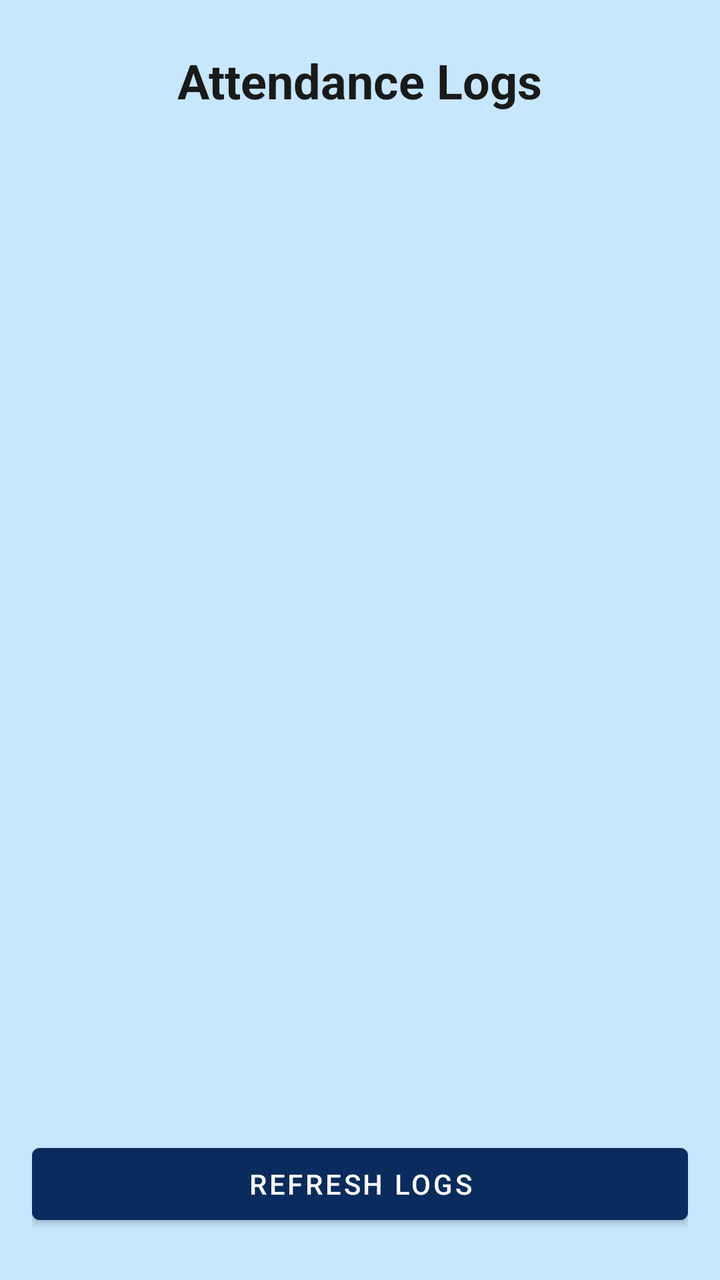
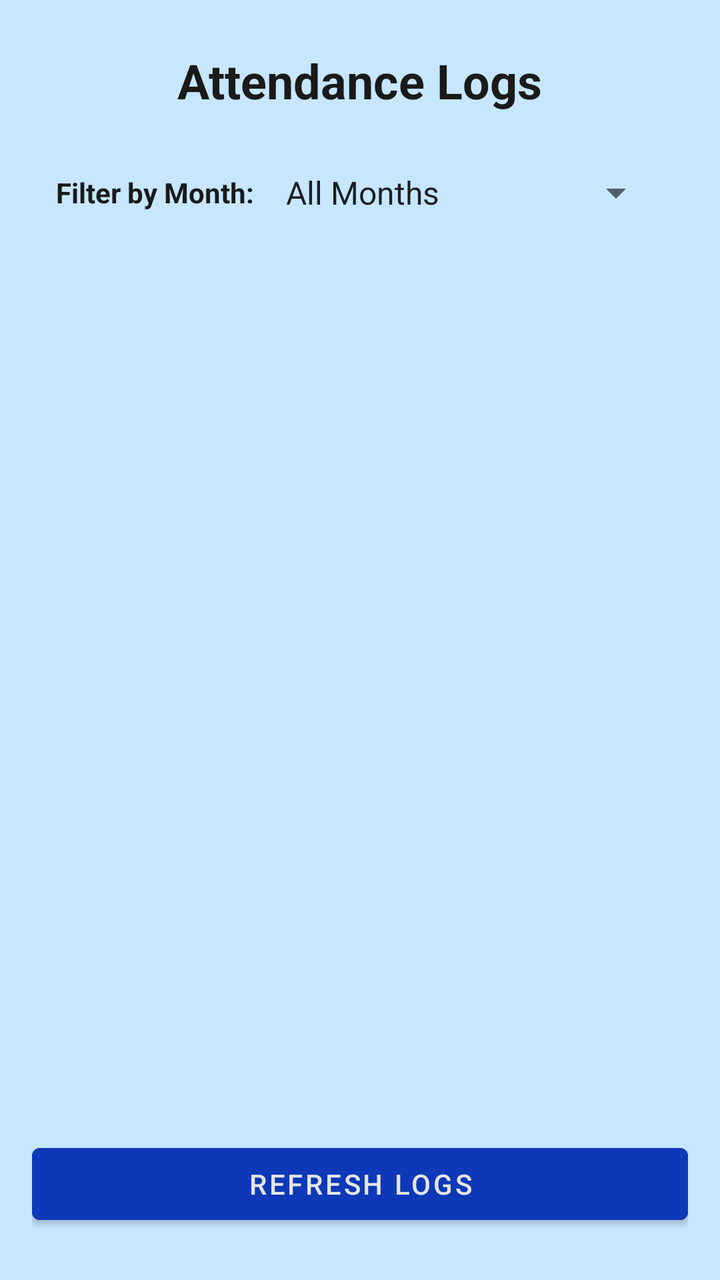

The first picture is an Android layout as it rendered before a commit; the second is the same layout after the commit. The layout source and the unified diff follow.
<!-- AndroidManifest.xml: application theme Theme.NurtureNest -->
<!-- res/layout/activity_attendance.xml -->
<?xml version="1.0" encoding="utf-8"?>
<androidx.constraintlayout.widget.ConstraintLayout
    xmlns:android="http://schemas.android.com/apk/res/android"
    xmlns:app="http://schemas.android.com/apk/res-auto"
    xmlns:tools="http://schemas.android.com/tools"
    android:id="@+id/main"
    android:layout_width="match_parent"
    android:layout_height="match_parent"
    android:padding="16dp"
    android:background="?attr/colorBackground"
    tools:context=".AttendanceActivity">

    
    <TextView
        android:id="@+id/tvAttendanceLogsTitle"
        android:layout_width="wrap_content"
        android:layout_height="wrap_content"
        android:text="Attendance Logs"
        android:textColor="?attr/colorOnBackground"
        android:textSize="24sp"
        android:textStyle="bold"
        app:layout_constraintTop_toTopOf="parent"
        app:layout_constraintStart_toStartOf="parent"
        app:layout_constraintEnd_toEndOf="parent"
        android:layout_marginTop="8dp"/>

    
    <ProgressBar
        android:id="@+id/progressBar"
        android:layout_width="wrap_content"
        android:layout_height="wrap_content"
        android:visibility="gone"
        app:layout_constraintTop_toBottomOf="@id/tvAttendanceLogsTitle"
        app:layout_constraintStart_toStartOf="parent"
        app:layout_constraintEnd_toEndOf="parent"
        android:layout_marginTop="12dp" />

    
    <TextView
        android:id="@+id/tvEmptyMessage"
        android:layout_width="wrap_content"
        android:layout_height="wrap_content"
        android:text="No attendance records found."
        android:textSize="16sp"
        android:textColor="?attr/colorOnBackground"
        android:visibility="gone"
        app:layout_constraintTop_toBottomOf="@id/progressBar"
        app:layout_constraintStart_toStartOf="parent"
        app:layout_constraintEnd_toEndOf="parent"
        android:layout_marginTop="8dp" />

    
    <androidx.recyclerview.widget.RecyclerView
        android:id="@+id/rvAttendanceLogs"
        android:layout_width="0dp"
        android:layout_height="0dp"
        android:layout_marginTop="16dp"
        android:clipToPadding="false"
        android:paddingBottom="16dp"
        app:layout_constraintTop_toBottomOf="@id/tvEmptyMessage"
        app:layout_constraintStart_toStartOf="parent"
        app:layout_constraintEnd_toEndOf="parent"
        app:layout_constraintBottom_toTopOf="@id/btnRefreshLogs" />

    
    <Button
        android:id="@+id/btnRefreshLogs"
        android:layout_width="0dp"
        android:layout_height="wrap_content"
        android:text="Refresh Logs"
        android:textColor="?attr/colorOnPrimary"
        android:backgroundTint="?attr/colorPrimary"
        android:layout_marginTop="8dp"
        android:layout_marginBottom="8dp"
        app:layout_constraintBottom_toBottomOf="parent"
        app:layout_constraintStart_toStartOf="parent"
        app:layout_constraintEnd_toEndOf="parent"/>

</androidx.constraintlayout.widget.ConstraintLayout>
<!-- resources referenced by this layout -->
<resources>
  <style name="Theme.NurtureNest" parent="Theme.MaterialComponents.DayNight.NoActionBar">
          <item name="colorPrimary">#0A2B5D</item>
          <item name="colorOnPrimary">#FFFFFF</item>
          <item name="colorSurface">#000000</item>
          <item name="colorOnSurface">#FFFFFF</item>
          <item name="colorBackground">#C7E7FF</item>
          <item name="colorOnBackground">#1A1A1A</item>
          <item name="android:windowBackground">#C7E7FF</item>
          <item name="TextColor">#000000</item>
      </style>
</resources>

<!-- the commit's change to res/layout/activity_attendance.xml (unified diff, before → after) -->
@@ -8,9 +8,10 @@
     android:layout_height="match_parent"
     android:padding="16dp"
     android:background="?attr/colorBackground"
+    android:fitsSystemWindows="true"
+    android:paddingTop="?attr/actionBarSize"
     tools:context=".AttendanceActivity">
 
-    
     <TextView
         android:id="@+id/tvAttendanceLogsTitle"
         android:layout_width="wrap_content"
@@ -24,32 +25,68 @@
         app:layout_constraintEnd_toEndOf="parent"
         android:layout_marginTop="8dp"/>
 
-    
+    <LinearLayout
+        android:id="@+id/filterLayout"
+        android:layout_width="0dp"
+        android:layout_height="wrap_content"
+        android:orientation="horizontal"
+        android:gravity="center_vertical"
+        android:padding="12dp"
+        app:layout_constraintTop_toBottomOf="@id/tvAttendanceLogsTitle"
+        app:layout_constraintStart_toStartOf="parent"
+        app:layout_constraintEnd_toEndOf="parent"
+        android:layout_marginTop="16dp">
+
+        <TextView
+            android:id="@+id/tvFilterLabel"
+            android:layout_width="wrap_content"
+            android:layout_height="wrap_content"
+            android:text="Filter by Month:"
+            android:textStyle="bold"
+            android:textColor="?attr/colorOnBackground"
+            android:layout_marginEnd="8dp" />
+
+        <Spinner
+            android:id="@+id/spinnerMonthFilter"
+            android:layout_width="0dp"
+            android:layout_height="wrap_content"
+            android:layout_weight="1"
+            android:entries="@array/months_array" />
+
+        <Button
+            android:id="@+id/btnClearFilter"
+            android:layout_width="wrap_content"
+            android:layout_height="wrap_content"
+            android:text="Clear"
+            android:layout_marginStart="8dp"
+            android:visibility="gone" />
+
+    </LinearLayout>
+
     <ProgressBar
         android:id="@+id/progressBar"
         android:layout_width="wrap_content"
         android:layout_height="wrap_content"
         android:visibility="gone"
-        app:layout_constraintTop_toBottomOf="@id/tvAttendanceLogsTitle"
+        app:layout_constraintTop_toBottomOf="@id/filterLayout"
         app:layout_constraintStart_toStartOf="parent"
         app:layout_constraintEnd_toEndOf="parent"
-        android:layout_marginTop="12dp" />
+        android:layout_marginTop="16dp" />
 
-    
     <TextView
         android:id="@+id/tvEmptyMessage"
-        android:layout_width="wrap_content"
+        android:layout_width="0dp"
         android:layout_height="wrap_content"
         android:text="No attendance records found."
         android:textSize="16sp"
         android:textColor="?attr/colorOnBackground"
+        android:gravity="center"
         android:visibility="gone"
         app:layout_constraintTop_toBottomOf="@id/progressBar"
         app:layout_constraintStart_toStartOf="parent"
         app:layout_constraintEnd_toEndOf="parent"
-        android:layout_marginTop="8dp" />
+        android:layout_marginTop="16dp" />
 
-    
     <androidx.recyclerview.widget.RecyclerView
         android:id="@+id/rvAttendanceLogs"
         android:layout_width="0dp"
@@ -58,22 +95,21 @@
         android:clipToPadding="false"
         android:paddingBottom="16dp"
         app:layout_constraintTop_toBottomOf="@id/tvEmptyMessage"
+        app:layout_constraintBottom_toTopOf="@id/btnRefreshLogs"
         app:layout_constraintStart_toStartOf="parent"
-        app:layout_constraintEnd_toEndOf="parent"
-        app:layout_constraintBottom_toTopOf="@id/btnRefreshLogs" />
+        app:layout_constraintEnd_toEndOf="parent" />
 
-    
     <Button
         android:id="@+id/btnRefreshLogs"
         android:layout_width="0dp"
         android:layout_height="wrap_content"
         android:text="Refresh Logs"
-        android:textColor="?attr/colorOnPrimary"
-        android:backgroundTint="?attr/colorPrimary"
+        android:textColor="@color/dark_edittext_background"
+        android:backgroundTint="@color/darkAccent"
         android:layout_marginTop="8dp"
         android:layout_marginBottom="8dp"
         app:layout_constraintBottom_toBottomOf="parent"
         app:layout_constraintStart_toStartOf="parent"
-        app:layout_constraintEnd_toEndOf="parent"/>
+        app:layout_constraintEnd_toEndOf="parent" />
 
 </androidx.constraintlayout.widget.ConstraintLayout>
<!-- resource entries referenced after the edit -->
@@ -1,5 +1,22 @@
 <!-- resources referenced by this layout -->
 <resources>
+  <string-array name="months_array">
+          <item>All Months</item>
+          <item>January</item>
+          <item>February</item>
+          <item>March</item>
+          <item>April</item>
+          <item>May</item>
+          <item>June</item>
+          <item>July</item>
+          <item>August</item>
+          <item>September</item>
+          <item>October</item>
+          <item>November</item>
+          <item>December</item>
+      </string-array>
+  <color name="darkAccent">#0D38B8</color>
+  <color name="dark_edittext_background">#E5E5E5</color>
   <style name="Theme.NurtureNest" parent="Theme.MaterialComponents.DayNight.NoActionBar">
           <item name="colorPrimary">#0A2B5D</item>
           <item name="colorOnPrimary">#FFFFFF</item>
